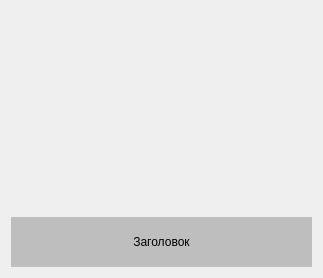
Old version of the form mapiconbutton.ui in the repository Gosha1122/orientir.
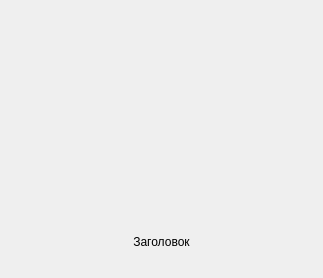
New version of the form.

The edit to the form file:
```diff
--- a/mapiconbutton.ui
+++ b/mapiconbutton.ui
@@ -51,7 +51,7 @@
       </size>
      </property>
      <property name="styleSheet">
-      <string notr="true">background-color: rgb(190, 190, 190);</string>
+      <string notr="true"/>
      </property>
      <property name="text">
       <string>Заголовок</string>
```
Left out of the diff: 4 changed lines with no effect on the pictures.
